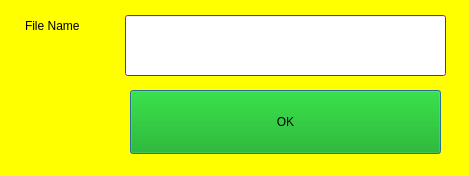
berndhs/droidhola, file src/gbgui/getstring.ui: the form before one commit.
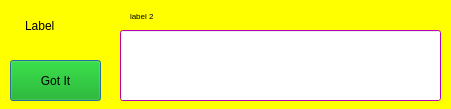
The form after the commit.

```diff
--- a/src/gbgui/getstring.ui
+++ b/src/gbgui/getstring.ui
@@ -6,8 +6,8 @@
    <rect>
     <x>0</x>
     <y>0</y>
-    <width>469</width>
-    <height>176</height>
+    <width>451</width>
+    <height>109</height>
    </rect>
   </property>
   <property name="palette">
@@ -444,16 +444,16 @@
     </rect>
    </property>
    <property name="text">
-    <string>File Name</string>
+    <string>Label</string>
    </property>
   </widget>
   <widget class="QPushButton" name="okButton">
    <property name="geometry">
     <rect>
-     <x>130</x>
-     <y>90</y>
-     <width>311</width>
-     <height>64</height>
+     <x>10</x>
+     <y>60</y>
+     <width>91</width>
+     <height>41</height>
     </rect>
    </property>
    <property name="sizePolicy">
@@ -500,16 +500,16 @@
     </palette>
    </property>
    <property name="text">
-    <string>OK</string>
+    <string>Got It</string>
    </property>
   </widget>
   <widget class="QLineEdit" name="textValueBox">
    <property name="geometry">
     <rect>
-     <x>125</x>
-     <y>15</y>
+     <x>120</x>
+     <y>30</y>
      <width>321</width>
-     <height>61</height>
+     <height>71</height>
     </rect>
    </property>
    <property name="palette">
@@ -926,6 +926,29 @@
       </colorrole>
      </disabled>
     </palette>
+   </property>
+   <property name="font">
+    <font>
+     <pointsize>8</pointsize>
+    </font>
+   </property>
+  </widget>
+  <widget class="QLabel" name="dateLabel">
+   <property name="geometry">
+    <rect>
+     <x>130</x>
+     <y>0</y>
+     <width>291</width>
+     <height>31</height>
+    </rect>
+   </property>
+   <property name="font">
+    <font>
+     <pointsize>6</pointsize>
+    </font>
+   </property>
+   <property name="text">
+    <string>label 2</string>
    </property>
   </widget>
  </widget>
```
Left out of the diff: 2 changed lines with no effect on the pictures.
